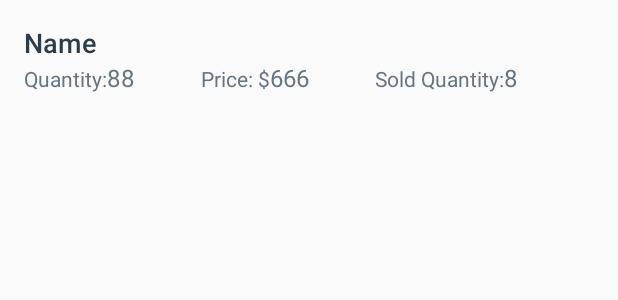
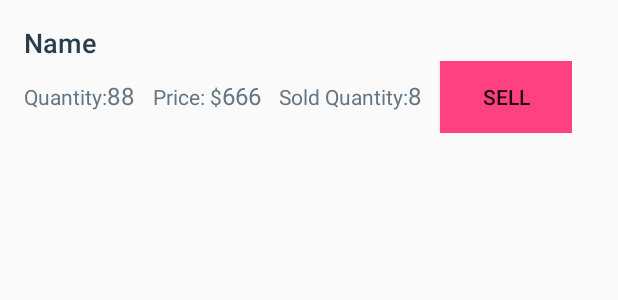
Before and after one commit to Minnovate/Inventory-App, an Android app: the layout list_item.xml on its own in the app's theme, with its tools: preview values and no code run, on a phone screen of 412 x 824 dp. Shown: the top 300 px of the screen. Run offline under Robolectric (Android 15) with nearby library versions, the phone set to English and light mode, and no system bars.

Commit message:
Add Sale Button to ItemList
Add a sale button to itemList

```diff
--- a/InventoryApp/app/src/main/java/com/example/android/inventoryapp/data/InvContract.java
+++ b/InventoryApp/app/src/main/java/com/example/android/inventoryapp/data/InvContract.java
@@ -42,8 +42,6 @@ public final class InvContract {
         public final static String COLUMN_INV_PRICE = "price";
         public final static String COLUMN_INV_SOLD = "sold";
         public final static String COLUMN_INV_IMAGE = "imagePath";
-        public static String getIdFromUri(Uri uri) {
-            return uri.getPathSegments().get(1);
-        }
+
     }
 }
--- a/InventoryApp/app/src/main/res/layout/list_item.xml
+++ b/InventoryApp/app/src/main/res/layout/list_item.xml
@@ -67,5 +67,13 @@
             android:textColor="@color/textColor"
             android:textSize="@dimen/textSize"
             android:text="8"/>
+        <Button
+            android:id="@+id/sellone"
+            android:layout_width="match_parent"
+            android:layout_height="wrap_content"
+            android:layout_marginLeft="@dimen/textPadding"
+            android:layout_alignParentRight="true"
+            android:text="@string/sell"
+            android:background="@color/colorAccent"/>
     </LinearLayout>
 </LinearLayout>
--- a/InventoryApp/app/src/main/res/values/dimens.xml
+++ b/InventoryApp/app/src/main/res/values/dimens.xml
@@ -4,8 +4,9 @@
     <dimen name="activity_vertical_margin">16dp</dimen>
     <dimen name="fab_margin">16dp</dimen>
     <dimen name="padding">16dp</dimen>
-    <dimen name="textPadding">44dp</dimen>
+    <dimen name="textPadding">12dp</dimen>
     <dimen name="textSize">16sp</dimen>
     <dimen name="paddingTop">8dp</dimen>
     <dimen name="imageSize">188dp</dimen>
+    <dimen name="minPadding">8dp</dimen>
 </resources>
```
Also changed, not shown: InventoryApp/app/src/main/java/com/example/android/inventoryapp/ContentActivity.java (+13 -14 lines), InventoryApp/app/src/main/java/com/example/android/inventoryapp/InvCursorAdapter.java (+49 -5 lines).
